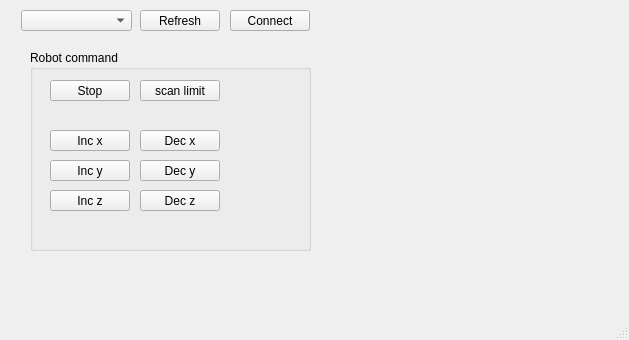
First picture: the form in control_application/mainwindow.ui, repository purelifexx1/download, before the edit.
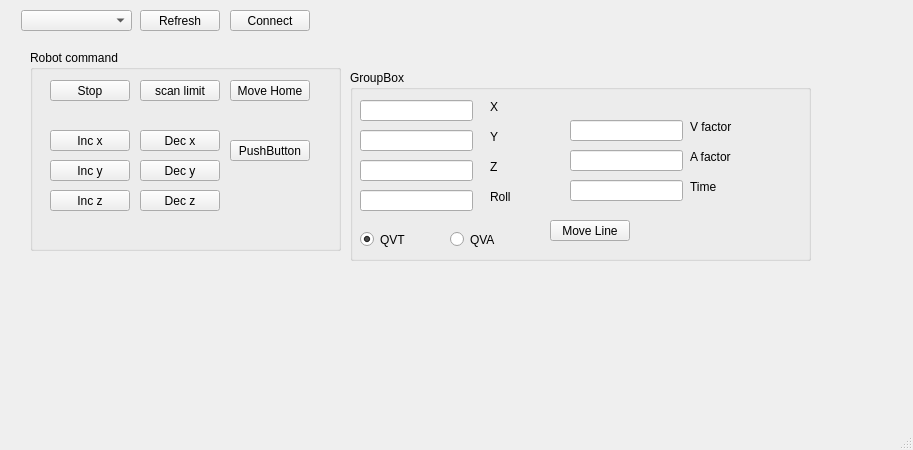
Second picture: the form after the edit.

Diff of the .ui file:
```diff
--- a/control_application/mainwindow.ui
+++ b/control_application/mainwindow.ui
@@ -6,8 +6,8 @@
    <rect>
     <x>0</x>
     <y>0</y>
-    <width>629</width>
-    <height>340</height>
+    <width>913</width>
+    <height>450</height>
    </rect>
   </property>
   <property name="windowTitle">
@@ -55,7 +55,7 @@
      <rect>
       <x>30</x>
       <y>50</y>
-      <width>281</width>
+      <width>311</width>
       <height>201</height>
      </rect>
     </property>
@@ -166,6 +166,248 @@
       <string>Inc z</string>
      </property>
     </widget>
+    <widget class="QPushButton" name="bt_home">
+     <property name="geometry">
+      <rect>
+       <x>200</x>
+       <y>30</y>
+       <width>80</width>
+       <height>21</height>
+      </rect>
+     </property>
+     <property name="text">
+      <string>Move Home</string>
+     </property>
+    </widget>
+    <widget class="QPushButton" name="pushButton_4">
+     <property name="geometry">
+      <rect>
+       <x>200</x>
+       <y>90</y>
+       <width>80</width>
+       <height>21</height>
+      </rect>
+     </property>
+     <property name="text">
+      <string>PushButton</string>
+     </property>
+    </widget>
+   </widget>
+   <widget class="QGroupBox" name="groupBox_2">
+    <property name="geometry">
+     <rect>
+      <x>350</x>
+      <y>70</y>
+      <width>461</width>
+      <height>191</height>
+     </rect>
+    </property>
+    <property name="title">
+     <string>GroupBox</string>
+    </property>
+    <widget class="QLineEdit" name="tb_x_cor">
+     <property name="geometry">
+      <rect>
+       <x>10</x>
+       <y>30</y>
+       <width>113</width>
+       <height>21</height>
+      </rect>
+     </property>
+    </widget>
+    <widget class="QLineEdit" name="tb_y_cor">
+     <property name="geometry">
+      <rect>
+       <x>10</x>
+       <y>60</y>
+       <width>113</width>
+       <height>21</height>
+      </rect>
+     </property>
+    </widget>
+    <widget class="QLineEdit" name="tb_z_cor">
+     <property name="geometry">
+      <rect>
+       <x>10</x>
+       <y>90</y>
+       <width>113</width>
+       <height>21</height>
+      </rect>
+     </property>
+    </widget>
+    <widget class="QLineEdit" name="tb_roll_ang">
+     <property name="geometry">
+      <rect>
+       <x>10</x>
+       <y>120</y>
+       <width>113</width>
+       <height>21</height>
+      </rect>
+     </property>
+    </widget>
+    <widget class="QLabel" name="label">
+     <property name="geometry">
+      <rect>
+       <x>140</x>
+       <y>60</y>
+       <width>47</width>
+       <height>13</height>
+      </rect>
+     </property>
+     <property name="text">
+      <string>Y</string>
+     </property>
+    </widget>
+    <widget class="QLabel" name="label_2">
+     <property name="geometry">
+      <rect>
+       <x>140</x>
+       <y>30</y>
+       <width>47</width>
+       <height>13</height>
+      </rect>
+     </property>
+     <property name="text">
+      <string>X</string>
+     </property>
+    </widget>
+    <widget class="QLabel" name="label_3">
+     <property name="geometry">
+      <rect>
+       <x>140</x>
+       <y>120</y>
+       <width>47</width>
+       <height>13</height>
+      </rect>
+     </property>
+     <property name="text">
+      <string>Roll</string>
+     </property>
+    </widget>
+    <widget class="QLabel" name="label_4">
+     <property name="geometry">
+      <rect>
+       <x>140</x>
+       <y>90</y>
+       <width>47</width>
+       <height>13</height>
+      </rect>
+     </property>
+     <property name="text">
+      <string>Z</string>
+     </property>
+    </widget>
+    <widget class="QLabel" name="label_5">
+     <property name="geometry">
+      <rect>
+       <x>340</x>
+       <y>80</y>
+       <width>47</width>
+       <height>13</height>
+      </rect>
+     </property>
+     <property name="text">
+      <string>A factor</string>
+     </property>
+    </widget>
+    <widget class="QLabel" name="label_6">
+     <property name="geometry">
+      <rect>
+       <x>340</x>
+       <y>50</y>
+       <width>47</width>
+       <height>13</height>
+      </rect>
+     </property>
+     <property name="text">
+      <string>V factor</string>
+     </property>
+    </widget>
+    <widget class="QLineEdit" name="tb_a_factor">
+     <property name="geometry">
+      <rect>
+       <x>220</x>
+       <y>50</y>
+       <width>113</width>
+       <height>21</height>
+      </rect>
+     </property>
+    </widget>
+    <widget class="QLineEdit" name="tb_v_factor">
+     <property name="geometry">
+      <rect>
+       <x>220</x>
+       <y>80</y>
+       <width>113</width>
+       <height>21</height>
+      </rect>
+     </property>
+    </widget>
+    <widget class="QLabel" name="label_7">
+     <property name="geometry">
+      <rect>
+       <x>340</x>
+       <y>110</y>
+       <width>47</width>
+       <height>13</height>
+      </rect>
+     </property>
+     <property name="text">
+      <string>Time</string>
+     </property>
+    </widget>
+    <widget class="QLineEdit" name="tb_time">
+     <property name="geometry">
+      <rect>
+       <x>220</x>
+       <y>110</y>
+       <width>113</width>
+       <height>21</height>
+      </rect>
+     </property>
+    </widget>
+    <widget class="QRadioButton" name="rb_qvt">
+     <property name="geometry">
+      <rect>
+       <x>10</x>
+       <y>160</y>
+       <width>84</width>
+       <height>19</height>
+      </rect>
+     </property>
+     <property name="text">
+      <string>QVT</string>
+     </property>
+     <property name="checked">
+      <bool>true</bool>
+     </property>
+    </widget>
+    <widget class="QRadioButton" name="rb_qva">
+     <property name="geometry">
+      <rect>
+       <x>100</x>
+       <y>160</y>
+       <width>84</width>
+       <height>19</height>
+      </rect>
+     </property>
+     <property name="text">
+      <string>QVA</string>
+     </property>
+    </widget>
+    <widget class="QPushButton" name="bt_movL">
+     <property name="geometry">
+      <rect>
+       <x>200</x>
+       <y>150</y>
+       <width>80</width>
+       <height>21</height>
+      </rect>
+     </property>
+     <property name="text">
+      <string>Move Line</string>
+     </property>
+    </widget>
    </widget>
   </widget>
   <widget class="QMenuBar" name="menubar">
```
Left out of the diff: 2 changed lines with no effect on the pictures.
